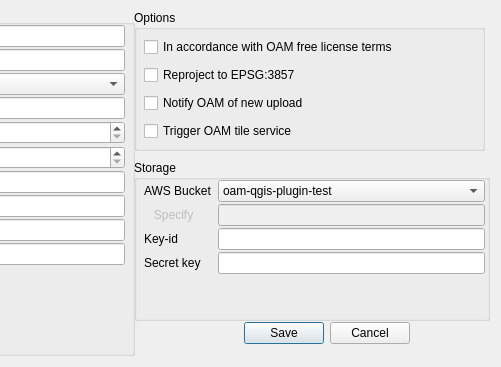
This is OpenAerialMap/gui/ui/setting_dialog.ui in hotosm/oam-qgis-plugin as Qt 5 draws it before an edit; both pictures show x 226 to 727 and y 0 to 367 of the 727 by 367 pixel window. The edited form follows.
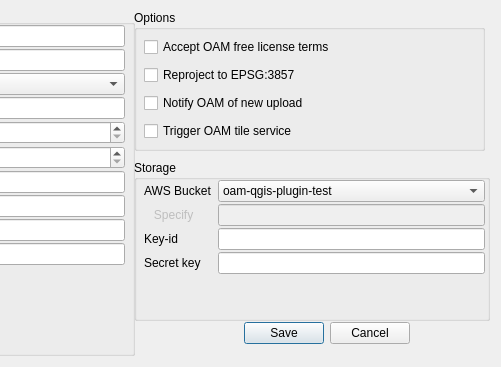
This is the edited form.

Commit message: hid some controls in search dialog

```diff
--- a/OpenAerialMap/gui/ui/setting_dialog.ui
+++ b/OpenAerialMap/gui/ui/setting_dialog.ui
@@ -242,7 +242,7 @@
      <item>
       <widget class="QCheckBox" name="license_check_box">
        <property name="text">
-        <string>In accordance with OAM free license terms</string>
+        <string>Accept OAM free license terms</string>
        </property>
       </widget>
      </item>
```
The commit also changes 1 other file.
